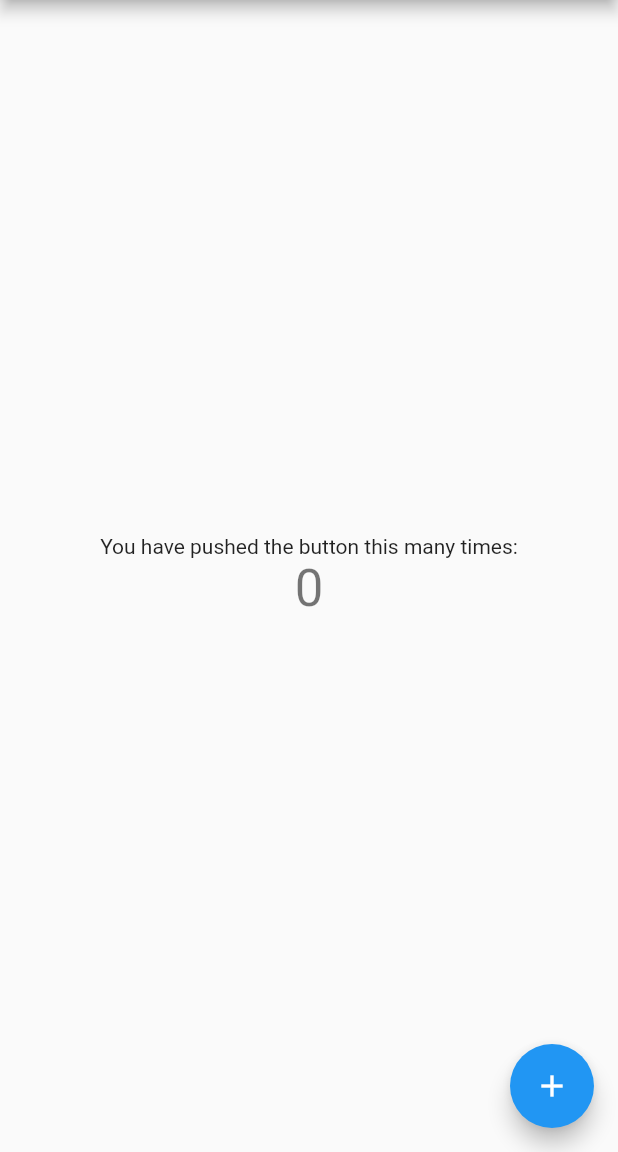
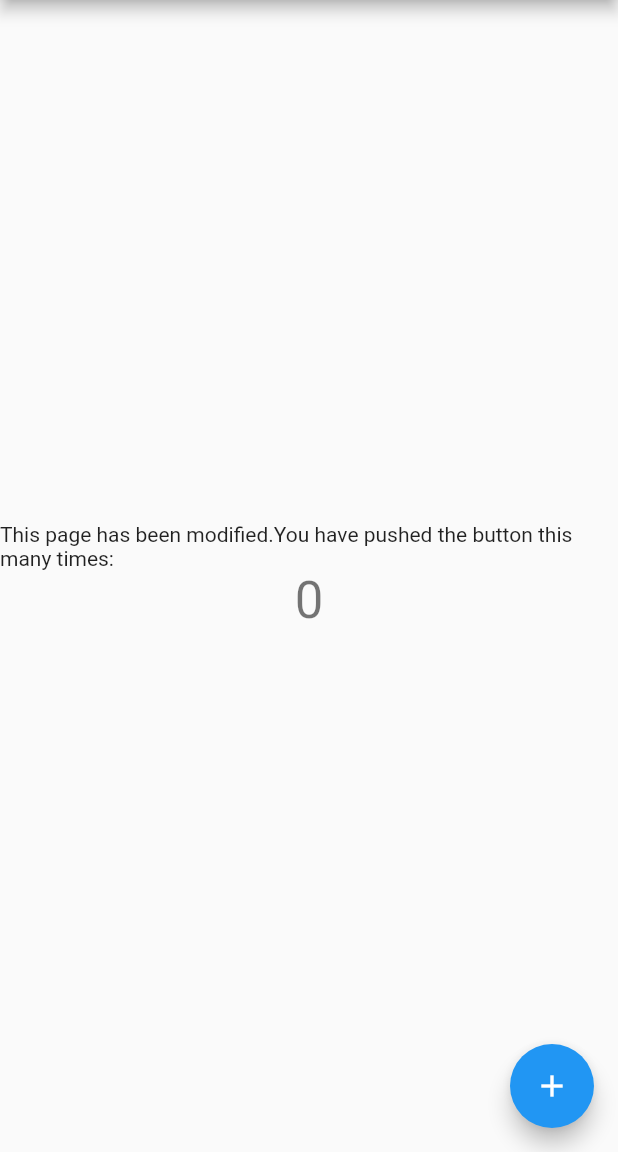
Before and after one commit to sescobar99/flutter-test-ci, a Flutter app: the screen it shows after launch, on a phone screen of 412 x 824 dp, the part 84-1236 px from its top. Run offline on Flutter 3.47's test engine with Material 2 defaults, Android fonts, the phone set to English and light mode, and no system bars.

```diff
--- a/lib/main.dart
+++ b/lib/main.dart
@@ -94,7 +94,7 @@ class _MyHomePageState extends State<MyHomePage> {
           mainAxisAlignment: MainAxisAlignment.center,
           children: <Widget>[
             Text(
-              'You have pushed the button this many times:',
+              'This page has been modified.You have pushed the button this many times:',
             ),
             Text(
               '$_counter',
```
